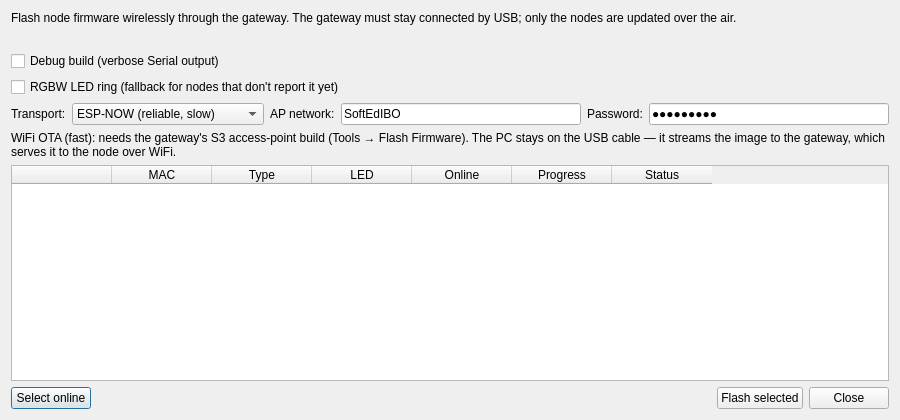
First picture: the form in src/gui/ui/ota_update_dialog.ui, repository techandpeople/SoftEdIBO, before the edit.
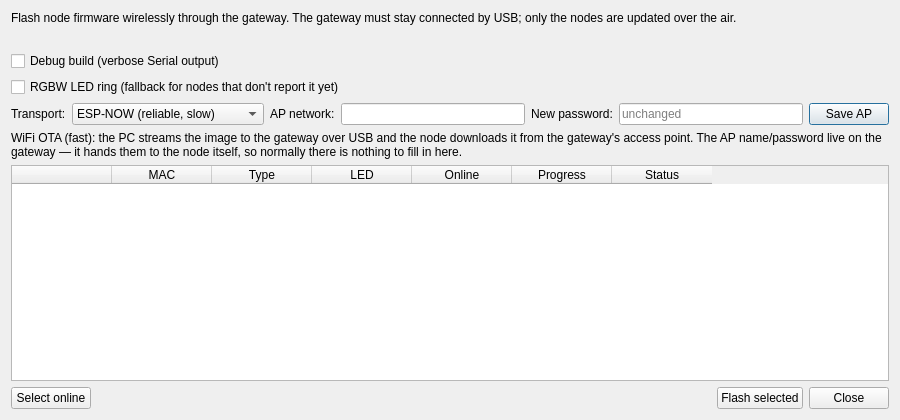
Second picture: the form after the edit.

Commit message: Working Tyhmio Sound & Sensors via Gateway

Patch:
```diff
--- a/src/gui/ui/ota_update_dialog.ui
+++ b/src/gui/ui/ota_update_dialog.ui
@@ -55,20 +55,25 @@
      </item>
      <item>
       <widget class="QLineEdit" name="ap_ssid_edit">
-       <property name="whatsThis"><string>Name (SSID) of the gateway's WiFi access point the node joins to download the firmware. Default "SoftEdIBO". The node connects to it; the PC does not.</string></property>
-       <property name="text"><string>SoftEdIBO</string></property>
+       <property name="whatsThis"><string>Name (SSID) of the gateway's WiFi access point — stored on the gateway itself and auto-filled from it. The updating node joins this network; the PC does not. Edit it and click Save AP to rename the network on the gateway.</string></property>
       </widget>
      </item>
      <item>
       <widget class="QLabel" name="ap_pass_label">
-       <property name="text"><string>Password:</string></property>
+       <property name="text"><string>New password:</string></property>
       </widget>
      </item>
      <item>
       <widget class="QLineEdit" name="ap_pass_edit">
        <property name="whatsThis"><string>Password of the gateway's WiFi access point. Default "softedibo". Used by the node to join the AP; leave the default unless you changed it in Tools → Gateway WiFi AP….</string></property>
        <property name="echoMode"><enum>QLineEdit::Password</enum></property>
-       <property name="text"><string>softedibo</string></property>
+       <property name="placeholderText"><string>unchanged</string></property>
+      </widget>
+     </item>
+     <item>
+      <widget class="QPushButton" name="save_ap_btn">
+       <property name="text"><string>Save AP</string></property>
+       <property name="whatsThis"><string>Write the edited network name/password to the gateway (persisted on it, survives reboots). Updates use whatever is stored there — no need to retype anything here afterwards.</string></property>
       </widget>
      </item>
     </layout>
@@ -76,7 +81,7 @@
    <item>
     <widget class="QLabel" name="wifi_hint_label">
      <property name="wordWrap"><bool>true</bool></property>
-     <property name="text"><string>WiFi OTA (fast): needs the gateway's S3 access-point build (Tools → Flash Firmware). The PC stays on the USB cable — it streams the image to the gateway, which serves it to the node over WiFi.</string></property>
+     <property name="text"><string>WiFi OTA (fast): the PC streams the image to the gateway over USB and the node downloads it from the gateway's access point. The AP name/password live on the gateway — it hands them to the node itself, so normally there is nothing to fill in here.</string></property>
     </widget>
    </item>
    <item>
```
Left out of the diff: 2 changed lines with no effect on the pictures. The commit also changes 60 other files.
